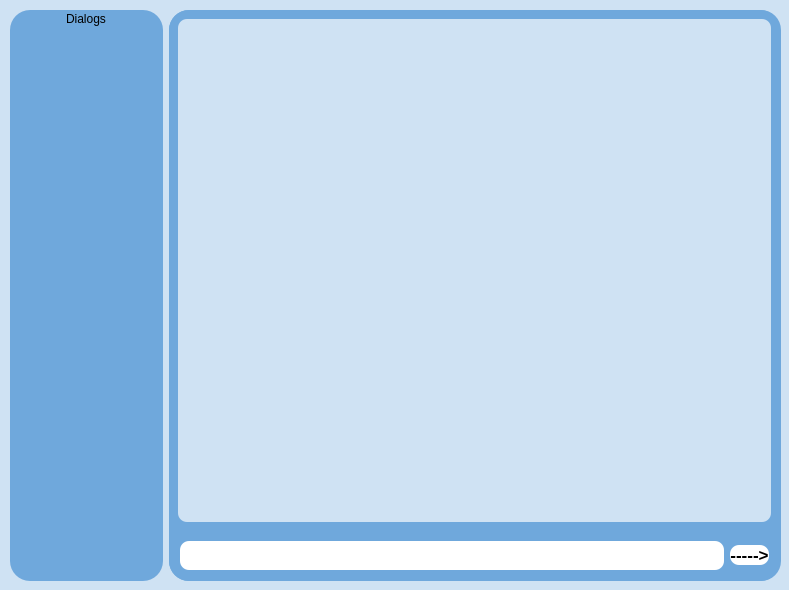
This is hseqt/mainwindow.ui in Vladimir-Vorobev/hse_cpp_1_year_project as Qt 5 draws it before an edit. The edited form follows.
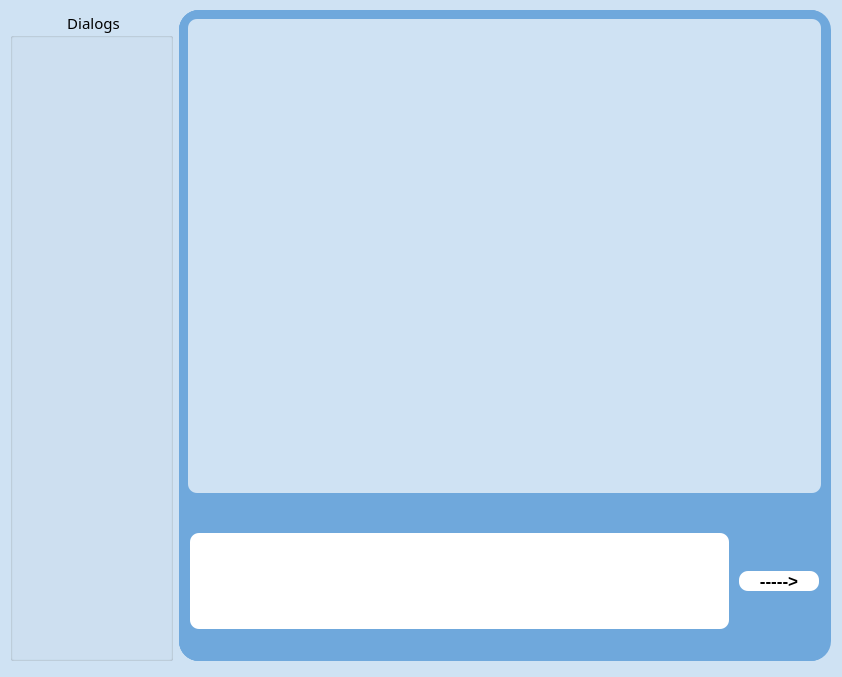
This is the edited form.

The edit to the form file:
```diff
--- a/hseqt/mainwindow.ui
+++ b/hseqt/mainwindow.ui
@@ -6,10 +6,16 @@
    <rect>
     <x>0</x>
     <y>0</y>
-    <width>789</width>
-    <height>590</height>
+    <width>842</width>
+    <height>677</height>
    </rect>
   </property>
+  <property name="sizePolicy">
+   <sizepolicy hsizetype="Expanding" vsizetype="Expanding">
+    <horstretch>0</horstretch>
+    <verstretch>0</verstretch>
+   </sizepolicy>
+  </property>
   <property name="windowTitle">
    <string>MainWindow</string>
   </property>
@@ -17,13 +23,19 @@
    <string notr="true">background-color:rgb(207,226,243);</string>
   </property>
   <widget class="QWidget" name="centralwidget">
+   <property name="sizePolicy">
+    <sizepolicy hsizetype="Maximum" vsizetype="Maximum">
+     <horstretch>0</horstretch>
+     <verstretch>0</verstretch>
+    </sizepolicy>
+   </property>
    <widget class="QWidget" name="layoutWidget">
     <property name="geometry">
      <rect>
       <x>10</x>
       <y>10</y>
-      <width>771</width>
-      <height>571</height>
+      <width>821</width>
+      <height>651</height>
      </rect>
     </property>
     <layout class="QHBoxLayout" name="horizontalLayout" stretch="1,4">
@@ -32,9 +44,23 @@
        <property name="enabled">
         <bool>true</bool>
        </property>
+       <property name="font">
+        <font>
+         <family>Cascadia Mono</family>
+         <pointsize>11</pointsize>
+        </font>
+       </property>
+       <property name="layoutDirection">
+        <enum>Qt::LeftToRight</enum>
+       </property>
        <property name="styleSheet">
         <string notr="true">background-color: rgb(111, 168, 220);
-border-radius: 20px;</string>
+border-radius: 20px;
+QGroupBox::title {
+    subcontrol-origin:  padding;
+    subcontrol-position: top left; 
+    padding: -16 12px 0 12px;x
+}</string>
        </property>
        <property name="title">
         <string>Dialogs</string>
@@ -46,6 +72,12 @@
      </item>
      <item>
       <widget class="QFrame" name="frame">
+       <property name="sizePolicy">
+        <sizepolicy hsizetype="Expanding" vsizetype="Expanding">
+         <horstretch>0</horstretch>
+         <verstretch>0</verstretch>
+        </sizepolicy>
+       </property>
        <property name="styleSheet">
         <string notr="true">background-color: rgb(111, 168, 220);
 border-radius: 20px;</string>
@@ -56,21 +88,46 @@
        <property name="frameShadow">
         <enum>QFrame::Raised</enum>
        </property>
-       <widget class="QGroupBox" name="groupBox_2">
+       <widget class="QSplitter" name="splitter">
         <property name="geometry">
          <rect>
           <x>0</x>
           <y>0</y>
-          <width>611</width>
-          <height>521</height>
+          <width>651</width>
+          <height>651</height>
          </rect>
         </property>
+        <property name="sizePolicy">
+         <sizepolicy hsizetype="Preferred" vsizetype="Preferred">
+          <horstretch>0</horstretch>
+          <verstretch>0</verstretch>
+         </sizepolicy>
+        </property>
+        <property name="orientation">
+         <enum>Qt::Vertical</enum>
+        </property>
+        <property name="opaqueResize">
+         <bool>true</bool>
+        </property>
+        <property name="handleWidth">
+         <number>0</number>
+        </property>
+        <property name="childrenCollapsible">
+         <bool>false</bool>
+        </property>
+        <widget class="QGroupBox" name="groupBox_2">
         <property name="title">
          <string/>
         </property>
         <layout class="QVBoxLayout" name="verticalLayout">
          <item>
           <widget class="QListWidget" name="chatW">
+            <property name="sizePolicy">
+             <sizepolicy hsizetype="Preferred" vsizetype="Preferred">
+              <horstretch>0</horstretch>
+              <verstretch>0</verstretch>
+             </sizepolicy>
+            </property>
            <property name="font">
             <font>
              <family>Cascadia Mono</family>
@@ -99,7 +156,7 @@
 }</string>
            </property>
            <property name="verticalScrollBarPolicy">
-            <enum>Qt::ScrollBarAlwaysOff</enum>
+             <enum>Qt::ScrollBarAsNeeded</enum>
            </property>
            <property name="horizontalScrollBarPolicy">
             <enum>Qt::ScrollBarAlwaysOff</enum>
@@ -127,35 +184,39 @@
         </layout>
        </widget>
        <widget class="QWidget" name="layoutWidget">
-        <property name="geometry">
-         <rect>
-          <x>0</x>
-          <y>520</y>
-          <width>611</width>
-          <height>51</height>
-         </rect>
-        </property>
         <layout class="QHBoxLayout" name="horizontalLayout_2">
+          <property name="spacing">
+           <number>10</number>
+          </property>
+          <property name="sizeConstraint">
+           <enum>QLayout::SetDefaultConstraint</enum>
+          </property>
          <property name="leftMargin">
           <number>11</number>
          </property>
          <property name="topMargin">
-          <number>11</number>
+           <number>0</number>
          </property>
          <property name="rightMargin">
           <number>11</number>
          </property>
          <property name="bottomMargin">
-          <number>11</number>
+           <number>0</number>
          </property>
          <item>
           <widget class="QTextEdit" name="msgEdit">
            <property name="sizePolicy">
-            <sizepolicy hsizetype="Expanding" vsizetype="Fixed">
+             <sizepolicy hsizetype="Preferred" vsizetype="Maximum">
              <horstretch>0</horstretch>
              <verstretch>0</verstretch>
             </sizepolicy>
            </property>
+            <property name="maximumSize">
+             <size>
+              <width>16777215</width>
+              <height>16777215</height>
+             </size>
+            </property>
            <property name="font">
             <font>
              <family>Cascadia Mono</family>
@@ -188,6 +249,24 @@
          </item>
          <item>
           <widget class="QPushButton" name="sendButton">
+            <property name="sizePolicy">
+             <sizepolicy hsizetype="Preferred" vsizetype="Maximum">
+              <horstretch>0</horstretch>
+              <verstretch>0</verstretch>
+             </sizepolicy>
+            </property>
+            <property name="minimumSize">
+             <size>
+              <width>80</width>
+              <height>0</height>
+             </size>
+            </property>
+            <property name="maximumSize">
+             <size>
+              <width>80</width>
+              <height>16777215</height>
+             </size>
+            </property>
            <property name="font">
             <font>
              <pointsize>13</pointsize>
@@ -204,6 +283,7 @@
           </widget>
          </item>
         </layout>
+        </widget>
        </widget>
       </widget>
      </item>
```
Left out of the diff: 3 changed lines with no effect on the pictures. Lines whose indentation alone changed are shown as unchanged.
